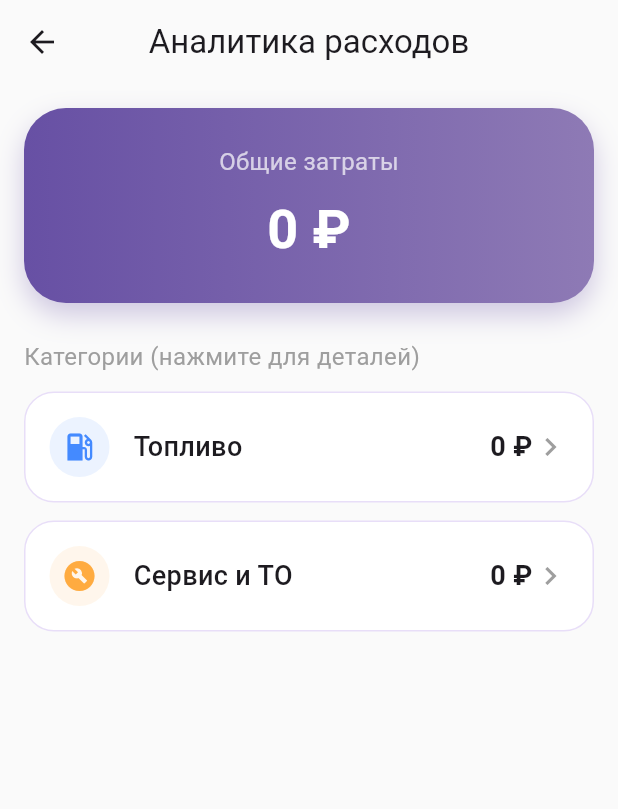
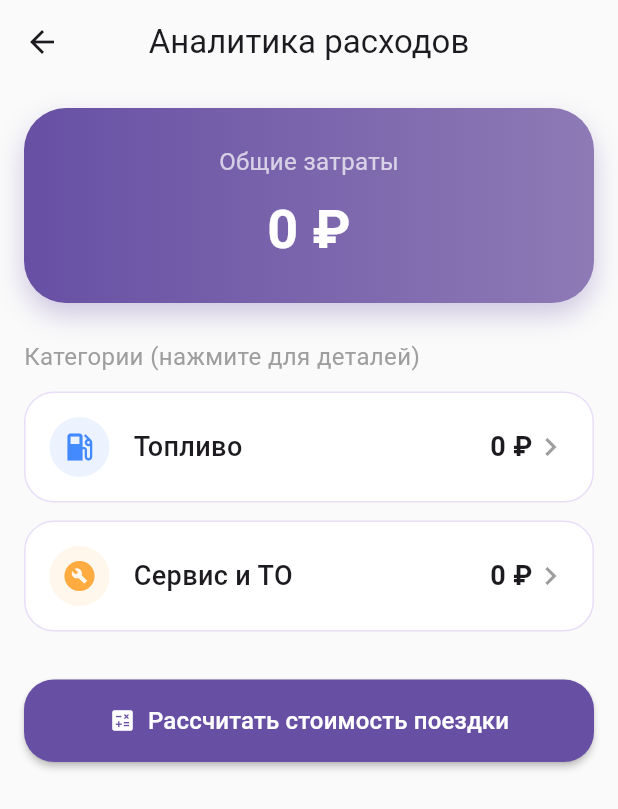
Before and after one commit to SFIRegret19/MotorLog, a Flutter app: the StatisticsScreen screen opened directly with empty values, on a phone screen of 412 x 824 dp. Shown: the top 809 px of the screen. Run offline on Flutter 3.47's test engine with Material 3 defaults, Android fonts, the light colour scheme and no system bars; our stand-ins replace sqflite; accounts and stored records are empty.

Commit message:
Добавлен жкран калькуляора поездки в блоке статистики, добавлен погодный виджет на моках

```diff
--- a/motor_log/lib/presentation/screens/statistics_screen.dart
+++ b/motor_log/lib/presentation/screens/statistics_screen.dart
@@ -4,6 +4,7 @@ import '../../data/datasources/db_helper.dart';
 import '../../domain/entities/fuel_log.dart';
 import '../../domain/entities/service_event.dart';
 import '../../core/theme/app_theme.dart';
+import 'trip_calculator_screen.dart'; // Импорт калькулятора
 
 class StatisticsScreen extends StatefulWidget {
   final String vehicleId;
@@ -30,8 +31,9 @@ class _StatisticsScreenState extends State<StatisticsScreen> {
     final fuel = await DbHelper.instance.getFuelLogs(widget.vehicleId);
     final service = await DbHelper.instance.getServiceEvents(widget.vehicleId);
 
-    double fuelSum = fuel.fold(0, (sum, item) => sum + item.totalCost);
-    double serviceSum = service.fold(0, (sum, item) => sum + item.totalCost);
+    // Используем 0.0, чтобы избежать ошибок типизации double/int
+    double fuelSum = fuel.fold(0.0, (sum, item) => sum + item.totalCost);
+    double serviceSum = service.fold(0.0, (sum, item) => sum + item.totalCost);
 
     setState(() {
       _fuelLogs = fuel;
@@ -57,7 +59,11 @@ class _StatisticsScreenState extends State<StatisticsScreen> {
         child: Column(
           children: [
             const SizedBox(height: 12),
-            Container(width: 50, height: 5, decoration: BoxDecoration(color: Colors.grey[300], borderRadius: BorderRadius.circular(10))),
+            Container(
+              width: 50,
+              height: 5,
+              decoration: BoxDecoration(color: Colors.grey[300], borderRadius: BorderRadius.circular(10))
+            ),
             Padding(
               padding: const EdgeInsets.all(20),
               child: Text(title, style: const TextStyle(fontSize: 20, fontWeight: FontWeight.bold)),
@@ -102,6 +108,31 @@ class _StatisticsScreenState extends State<StatisticsScreen> {
                 color: Colors.orangeAccent,
                 onTap: () => _showDetails('История обслуживания', _buildServiceList()),
               ),
+
+              // --- НОВОЕ: КНОПКА ПЕРЕХОДА В КАЛЬКУЛЯТОР ---
+              const SizedBox(height: 32),
+              ElevatedButton.icon(
+                onPressed: () {
+                  Navigator.push(
+                    context,
+                    MaterialPageRoute(
+                      builder: (context) => TripCalculatorScreen(vehicleId: widget.vehicleId),
+                    ),
+                  );
+                },
+                icon: const Icon(Icons.calculate, color: Colors.white),
+                label: const Text(
+                  'Рассчитать стоимость поездки',
+                  style: TextStyle(color: Colors.white, fontSize: 16),
+                ),
+                style: ElevatedButton.styleFrom(
+                  backgroundColor: AppTheme.accentPurple,
+                  padding: const EdgeInsets.symmetric(vertical: 16),
+                  shape: RoundedRectangleBorder(borderRadius: BorderRadius.circular(20)),
+                  elevation: 2,
+                ),
+              ),
+              const SizedBox(height: 20),
             ],
           ),
     );
@@ -150,7 +181,6 @@ class _StatisticsScreenState extends State<StatisticsScreen> {
     );
   }
 
-  // СПИСОК ЗАПРАВОК (Тот самый дизайн, который понравился)
   Widget _buildFuelList() {
     return _fuelLogs.isEmpty
       ? const Center(child: Text('Заправок пока нет'))
@@ -167,7 +197,6 @@ class _StatisticsScreenState extends State<StatisticsScreen> {
         );
   }
 
-// СПИСОК СЕРВИСА
   Widget _buildServiceList() {
     return _serviceLogs.isEmpty
       ? const Center(child: Text('Сервисных записей нет'))
@@ -192,6 +221,3 @@ class _StatisticsScreenState extends State<StatisticsScreen> {
         );
   }
 }
-
-// Добавим расширение для цвета в тему или используем:
-extension on Colors { static const Color orangeOpacity = Color(0xFFFFECB3); }
```
Also changed, not shown: motor_log/lib/presentation/screens/garage_screen.dart (+65 -53 lines).
